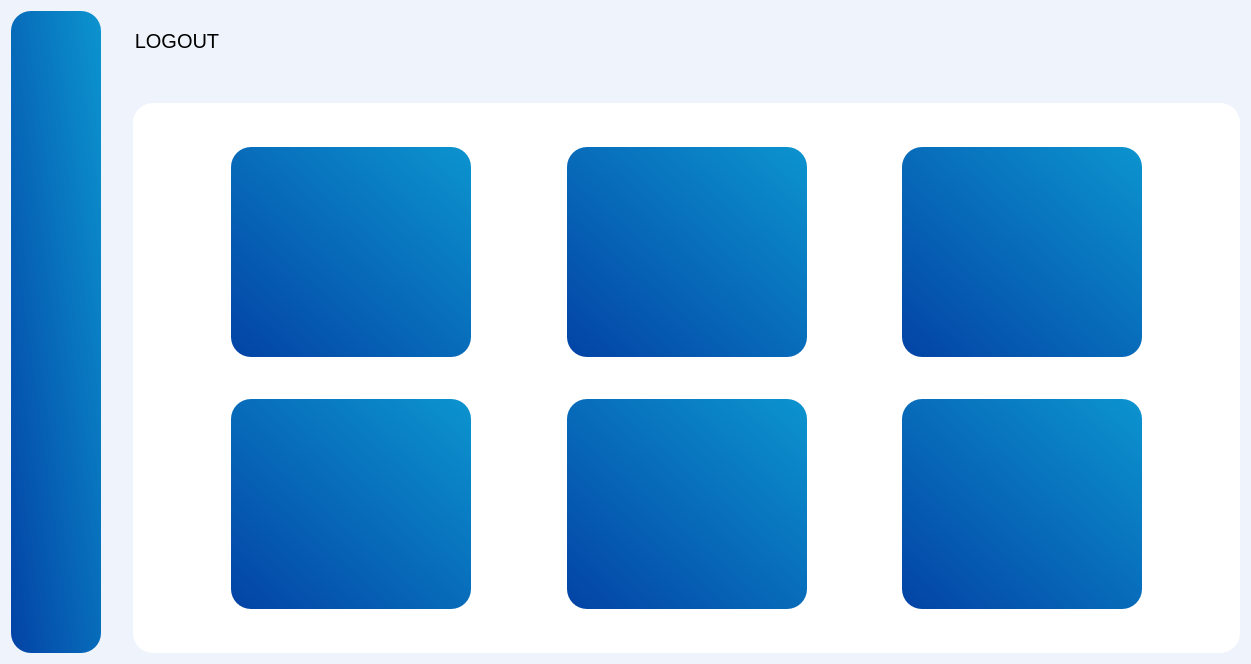
This is forms/main_view.ui in yousefelmesalamy/Illminor as Qt 5 draws it before an edit. The edited form follows.
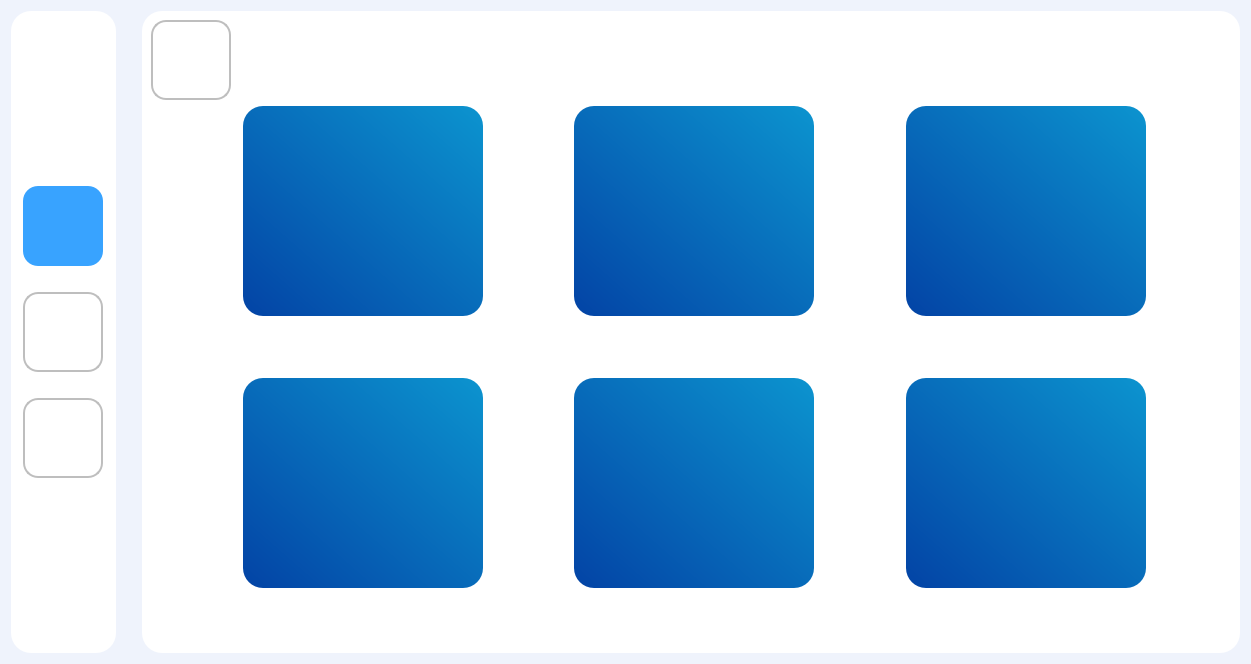
This is the edited form. Icons and pictures are not drawn.

The edit to the form file:
```diff
--- a/forms/main_view.ui
+++ b/forms/main_view.ui
@@ -18,8 +18,8 @@
 font-size: 20px;
 background-color: rgb(239, 243, 252);</string>
   </property>
-  <layout class="QGridLayout" name="gridLayout_4">
-   <item row="2" column="2" colspan="2">
+  <layout class="QGridLayout" name="gridLayout_2">
+   <item row="0" column="2">
     <widget class="QGroupBox" name="groupBox_2">
      <property name="styleSheet">
       <string notr="true">background-color: rgb(255, 255, 255);
@@ -571,134 +571,192 @@
         </property>
        </spacer>
       </item>
+      <item row="0" column="0">
+       <widget class="QPushButton" name="results_btn">
+        <property name="minimumSize">
+         <size>
+          <width>80</width>
+          <height>80</height>
+         </size>
+        </property>
+        <property name="maximumSize">
+         <size>
+          <width>80</width>
+          <height>80</height>
+         </size>
+        </property>
+        <property name="styleSheet">
+         <string notr="true">QPushButton{
+background-color: rgb(255, 255, 255,0);
+border-radius:15% 15%;
+	border-color: rgb(0, 0, 0);
+
+
+
+border: 2px solid #bebebe ;
+	background-color: rgb(214, 214, 214);
+  background-color: white;
+  color: black;
+}
+
+QPushButton:pressed{
+padding-left:5px;
+padding-top:5px;
+background-postion:calc(100% - 10px) center;
+}
+
+QPushButton:hover {
+background-color: qlineargradient(spread:pad, x1:0, y1:1, x2:1, y2:0, stop:0 rgba(3, 67, 165,.5), stop:1 rgba(12, 148, 207,.1));}</string>
+        </property>
+        <property name="text">
+         <string/>
+        </property>
+        <property name="icon">
+         <iconset resource="app_resources.qrc">
+          <normaloff>:/ICONS/icons/2 (1).png</normaloff>:/ICONS/icons/2 (1).png</iconset>
+        </property>
+        <property name="iconSize">
+         <size>
+          <width>40</width>
+          <height>40</height>
+         </size>
+        </property>
+        <property name="flat">
+         <bool>true</bool>
+        </property>
+       </widget>
+      </item>
      </layout>
     </widget>
    </item>
-   <item row="0" column="0" rowspan="3">
+   <item row="0" column="1">
+    <spacer name="verticalSpacer_3">
+     <property name="orientation">
+      <enum>Qt::Vertical</enum>
+     </property>
+     <property name="sizeHint" stdset="0">
+      <size>
+       <width>20</width>
+       <height>693</height>
+      </size>
+     </property>
+    </spacer>
+   </item>
+   <item row="0" column="0">
     <widget class="QGroupBox" name="groupBox">
      <property name="minimumSize">
       <size>
-       <width>90</width>
+       <width>105</width>
        <height>0</height>
       </size>
      </property>
      <property name="maximumSize">
       <size>
-       <width>90</width>
+       <width>105</width>
        <height>16777215</height>
       </size>
      </property>
      <property name="styleSheet">
-      <string notr="true">background-color: qlineargradient(spread:pad, x1:0, y1:1, x2:1, y2:0, stop:0 rgba(3, 67, 165, 255), stop:1 rgba(12, 148, 207, 255));
-
-
+      <string notr="true">QGroupBox{
+	background-color: rgb(255, 255, 255);
 
 border-radius: 20% 20%;
-color: white;</string>
+color: white;
+  box-shadow: 5px 10px;
+
+;}</string>
      </property>
      <property name="title">
       <string/>
      </property>
      <layout class="QGridLayout" name="gridLayout">
-      <item row="0" column="0">
-       <spacer name="verticalSpacer_2">
-        <property name="orientation">
-         <enum>Qt::Vertical</enum>
-        </property>
-        <property name="sizeHint" stdset="0">
-         <size>
-          <width>20</width>
-          <height>20</height>
-         </size>
-        </property>
-       </spacer>
-      </item>
-      <item row="2" column="0">
-       <spacer name="verticalSpacer">
-        <property name="orientation">
-         <enum>Qt::Vertical</enum>
-        </property>
-        <property name="sizeType">
-         <enum>QSizePolicy::Fixed</enum>
-        </property>
-        <property name="sizeHint" stdset="0">
-         <size>
-          <width>20</width>
-          <height>20</height>
-         </size>
-        </property>
-       </spacer>
-      </item>
-      <item row="1" column="0">
-       <widget class="QPushButton" name="results_btn">
-        <property name="minimumSize">
-         <size>
-          <width>0</width>
-          <height>60</height>
-         </size>
-        </property>
-        <property name="styleSheet">
-         <string notr="true">QPushButton{
-background-color: rgb(255, 255, 255,0);
-}
-
-QPushButton:pressed{
-padding-left:5px;
-padding-top:5px;
-background-color:rgba(2, 65, 118, 100);
-background-postion:calc(100% - 10px) center;
-}
-
-QPushButton:hover {
-background-color: qlineargradient(spread:pad, x1:0, y1:1, x2:1, y2:0, stop:0 rgba(3, 67, 165, 255), stop:1 rgba(12, 148, 207, 255));}</string>
-        </property>
-        <property name="text">
-         <string/>
-        </property>
-        <property name="icon">
-         <iconset resource="app_resources.qrc">
-          <normaloff>:/ICONS/icons/clipboard.png</normaloff>:/ICONS/icons/clipboard.png</iconset>
-        </property>
-        <property name="iconSize">
-         <size>
-          <width>40</width>
-          <height>40</height>
-         </size>
-        </property>
-        <property name="flat">
-         <bool>true</bool>
-        </property>
-       </widget>
-      </item>
       <item row="5" column="0">
+       <widget class="QPushButton" name="user_btn">
+        <property name="minimumSize">
+         <size>
+          <width>80</width>
+          <height>80</height>
+         </size>
+        </property>
+        <property name="styleSheet">
+         <string notr="true">QPushButton{
+background-color: rgb(255, 255, 255,0);
+border-radius:15% 15%;
+	border-color: rgb(0, 0, 0);
+
+
+
+border: 2px solid #bebebe ;
+	background-color: rgb(214, 214, 214);
+  background-color: white;
+  color: black;
+}
+
+QPushButton:pressed{
+padding-left:5px;
+padding-top:5px;
+background-postion:calc(100% - 10px) center;
+}
+
+QPushButton:hover {
+	background-color: rgb(255, 95, 86,.5);}
+</string>
+        </property>
+        <property name="text">
+         <string/>
+        </property>
+        <property name="icon">
+         <iconset resource="app_resources.qrc">
+          <normaloff>:/ICONS/icons/22.png</normaloff>:/ICONS/icons/22.png</iconset>
+        </property>
+        <property name="iconSize">
+         <size>
+          <width>40</width>
+          <height>40</height>
+         </size>
+        </property>
+        <property name="flat">
+         <bool>true</bool>
+        </property>
+       </widget>
+      </item>
+      <item row="7" column="0">
        <widget class="QPushButton" name="change_password_btn">
         <property name="minimumSize">
          <size>
-          <width>0</width>
-          <height>60</height>
+          <width>80</width>
+          <height>80</height>
          </size>
         </property>
         <property name="styleSheet">
          <string notr="true">QPushButton{
 background-color: rgb(255, 255, 255,0);
+border-radius:15% 15%;
+	border-color: rgb(0, 0, 0);
+
+
+
+border: 2px solid #bebebe ;
+	background-color: rgb(214, 214, 214);
+  background-color: white;
+  color: black;
 }
 
 QPushButton:pressed{
 padding-left:5px;
 padding-top:5px;
-background-color:rgba(2, 65, 118, 100);
 background-postion:calc(100% - 10px) center;
 }
 
 QPushButton:hover {
-background-color: qlineargradient(spread:pad, x1:0, y1:1, x2:1, y2:0, stop:0 rgba(3, 67, 165, 255), stop:1 rgba(12, 148, 207, 255));}</string>
+	background-color: rgb(255, 240, 76,.5);}</string>
         </property>
         <property name="text">
          <string/>
         </property>
         <property name="icon">
          <iconset resource="app_resources.qrc">
-          <normaloff>:/ICONS/icons/key.png</normaloff>:/ICONS/icons/key.png</iconset>
+          <normaloff>:/ICONS/icons/password.png</normaloff>:/ICONS/icons/password.png</iconset>
         </property>
         <property name="iconSize">
          <size>
@@ -712,6 +770,22 @@
        </widget>
       </item>
       <item row="6" column="0">
+       <spacer name="verticalSpacer_5">
+        <property name="orientation">
+         <enum>Qt::Vertical</enum>
+        </property>
+        <property name="sizeType">
+         <enum>QSizePolicy::Fixed</enum>
+        </property>
+        <property name="sizeHint" stdset="0">
+         <size>
+          <width>20</width>
+          <height>20</height>
+         </size>
+        </property>
+       </spacer>
+      </item>
+      <item row="8" column="0">
        <spacer name="verticalSpacer_4">
         <property name="orientation">
          <enum>Qt::Vertical</enum>
@@ -724,8 +798,21 @@
         </property>
        </spacer>
       </item>
+      <item row="0" column="0">
+       <spacer name="verticalSpacer_2">
+        <property name="orientation">
+         <enum>Qt::Vertical</enum>
+        </property>
+        <property name="sizeHint" stdset="0">
+         <size>
+          <width>20</width>
+          <height>20</height>
+         </size>
+        </property>
+       </spacer>
+      </item>
       <item row="4" column="0">
-       <spacer name="verticalSpacer_5">
+       <spacer name="verticalSpacer">
         <property name="orientation">
          <enum>Qt::Vertical</enum>
         </property>
@@ -741,39 +828,50 @@
        </spacer>
       </item>
       <item row="3" column="0">
-       <widget class="QPushButton" name="user_btn">
+       <widget class="QPushButton" name="home_btn">
         <property name="minimumSize">
          <size>
-          <width>0</width>
-          <height>60</height>
+          <width>80</width>
+          <height>80</height>
+         </size>
+        </property>
+        <property name="maximumSize">
+         <size>
+          <width>80</width>
+          <height>80</height>
          </size>
         </property>
         <property name="styleSheet">
          <string notr="true">QPushButton{
-background-color: rgb(255, 255, 255,0);
+	background-color: rgb(56, 163, 255);
+border-radius:15% 15%;
+	border-color: rgb(0, 0, 0);
+
+
+
+
 }
 
 QPushButton:pressed{
 padding-left:5px;
 padding-top:5px;
-background-color:rgba(2, 65, 118, 100);
 background-postion:calc(100% - 10px) center;
 }
 
 QPushButton:hover {
-background-color: qlineargradient(spread:pad, x1:0, y1:1, x2:1, y2:0, stop:0 rgba(3, 67, 165, 255), stop:1 rgba(12, 148, 207, 255));}</string>
+background-color: qlineargradient(spread:pad, x1:0, y1:1, x2:1, y2:0, stop:0 rgba(3, 67, 165,.5), stop:1 rgba(12, 148, 207,.1));}</string>
         </property>
         <property name="text">
          <string/>
         </property>
         <property name="icon">
          <iconset resource="app_resources.qrc">
-          <normaloff>:/ICONS/icons/aaaaaa.png</normaloff>:/ICONS/icons/aaaaaa.png</iconset>
+          <normaloff>:/ICONS/icons/home.png</normaloff>:/ICONS/icons/home.png</iconset>
         </property>
         <property name="iconSize">
          <size>
-          <width>40</width>
-          <height>40</height>
+          <width>50</width>
+          <height>50</height>
          </size>
         </property>
         <property name="flat">
@@ -784,80 +882,6 @@
      </layout>
     </widget>
    </item>
-   <item row="1" column="2">
-    <spacer name="horizontalSpacer">
-     <property name="orientation">
-      <enum>Qt::Horizontal</enum>
-     </property>
-     <property name="sizeHint" stdset="0">
-      <size>
-       <width>40</width>
-       <height>20</height>
-      </size>
-     </property>
-    </spacer>
-   </item>
-   <item row="2" column="1">
-    <spacer name="verticalSpacer_3">
-     <property name="orientation">
-      <enum>Qt::Vertical</enum>
-     </property>
-     <property name="sizeHint" stdset="0">
-      <size>
-       <width>20</width>
-       <height>693</height>
-      </size>
-     </property>
-    </spacer>
-   </item>
-   <item row="0" column="1" colspan="2">
-    <widget class="QPushButton" name="logout_btn">
-     <property name="minimumSize">
-      <size>
-       <width>140</width>
-       <height>60</height>
-      </size>
-     </property>
-     <property name="maximumSize">
-      <size>
-       <width>130</width>
-       <height>60</height>
-      </size>
-     </property>
-     <property name="styleSheet">
-      <string notr="true">QPushButton{
-background-color: rgb(255, 255, 255,0);
-border-radius:10% 10%;
-}
-
-QPushButton:pressed{
-padding-left:5px;
-padding-top:5px;
-background-color:rgba(2, 65, 118, 100);
-background-postion:calc(100% - 10px) center;
-}
-
-QPushButton:hover {
-	background-color: rgb(170, 0, 0,.3);}</string>
-     </property>
-     <property name="text">
-      <string>LOGOUT</string>
-     </property>
-     <property name="icon">
-      <iconset resource="app_resources.qrc">
-       <normaloff>:/ICONS/icons/logout.png</normaloff>:/ICONS/icons/logout.png</iconset>
-     </property>
-     <property name="iconSize">
-      <size>
-       <width>50</width>
-       <height>50</height>
-      </size>
-     </property>
-     <property name="flat">
-      <bool>false</bool>
-     </property>
-    </widget>
-   </item>
   </layout>
  </widget>
  <resources>
```
